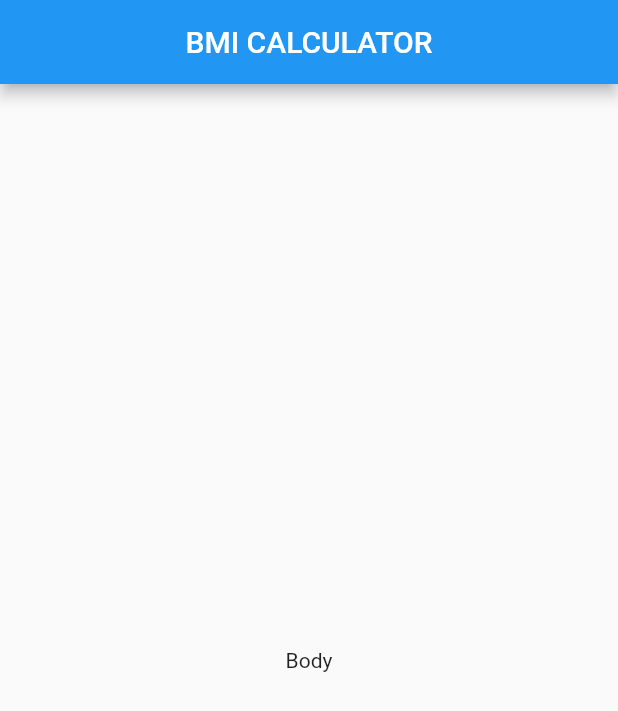
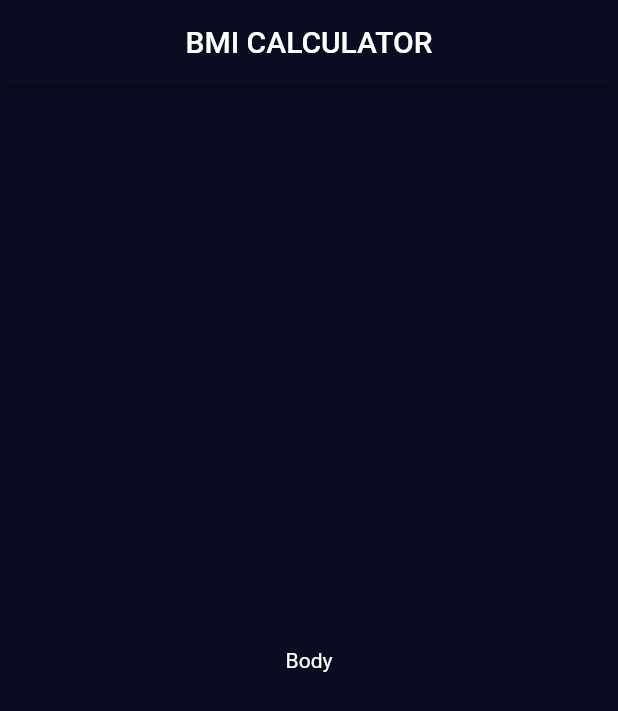
Before and after one commit to nabilmersni/BMI_Calculator-Flutter-App, a Flutter app: the screen it shows after launch, on a phone screen of 412 x 824 dp. Shown: the top 711 px of the screen. Run offline on Flutter 3.47's test engine with Material 2 defaults, Android fonts, the phone set to English and light mode, and no system bars.

Commit message:
set the app theme

```diff
--- /dev/null
+++ b/lib/input_page.dart
@@ -0,0 +1,24 @@
+import 'package:flutter/material.dart';
+
+class InputPage extends StatefulWidget {
+  const InputPage({Key? key}) : super(key: key);
+
+  @override
+  _InputPageState createState() => _InputPageState();
+}
+
+class _InputPageState extends State<InputPage> {
+  @override
+  Widget build(BuildContext context) {
+    return Scaffold(
+      appBar: AppBar(
+        title: const Center(
+          child: Text('BMI CALCULATOR'),
+        ),
+      ),
+      body: const Center(
+        child: Text('Body'),
+      ),
+    );
+  }
+}
--- a/lib/main.dart
+++ b/lib/main.dart
@@ -1,4 +1,5 @@
 import 'package:flutter/material.dart';
+import 'input_page.dart';
 
 void main() {
   runApp(const BMICalculator());
@@ -9,32 +10,16 @@ class BMICalculator extends StatelessWidget {
 
   @override
   Widget build(BuildContext context) {
-    return const MaterialApp(
+    return MaterialApp(
       debugShowCheckedModeBanner: false,
+      theme: ThemeData.dark().copyWith(
+        primaryColor: Color(0xff0A0D22),
+        appBarTheme: const AppBarTheme(
+          backgroundColor: Color(0xff0A0D22),
+        ),
+        scaffoldBackgroundColor: Color(0xff0A0D22),
+      ),
       home: InputPage(),
     );
   }
 }
-
-class InputPage extends StatefulWidget {
-  const InputPage({Key? key}) : super(key: key);
-
-  @override
-  _InputPageState createState() => _InputPageState();
-}
-
-class _InputPageState extends State<InputPage> {
-  @override
-  Widget build(BuildContext context) {
-    return Scaffold(
-      appBar: AppBar(
-        title: const Center(
-          child: Text('BMI CALCULATOR'),
-        ),
-      ),
-      body: const Center(
-        child: Text('Body'),
-      ),
-    );
-  }
-}
```
